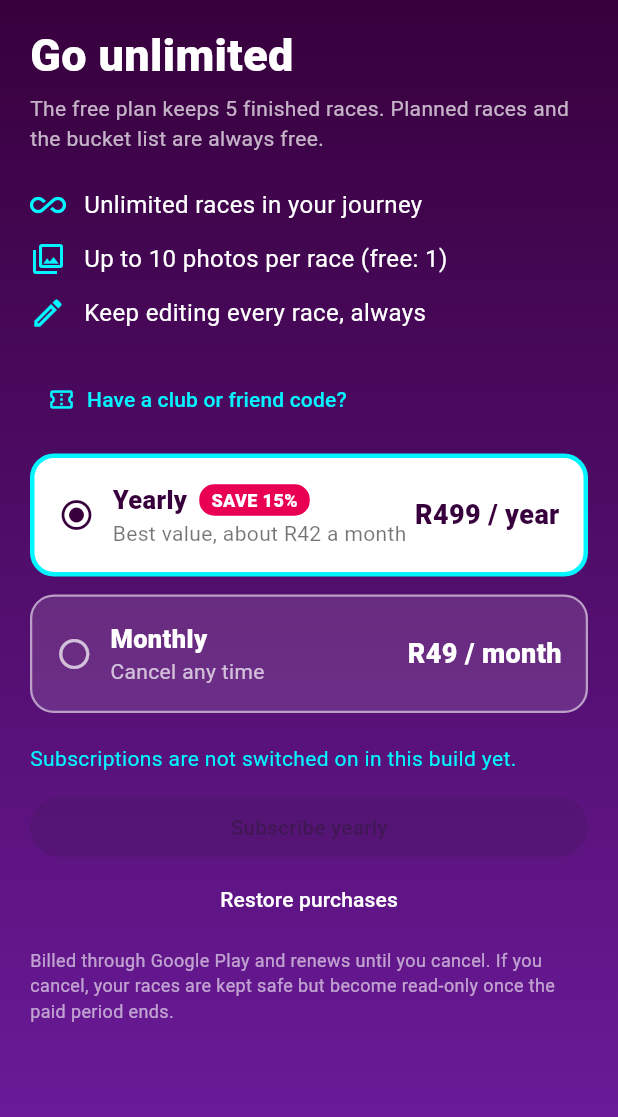
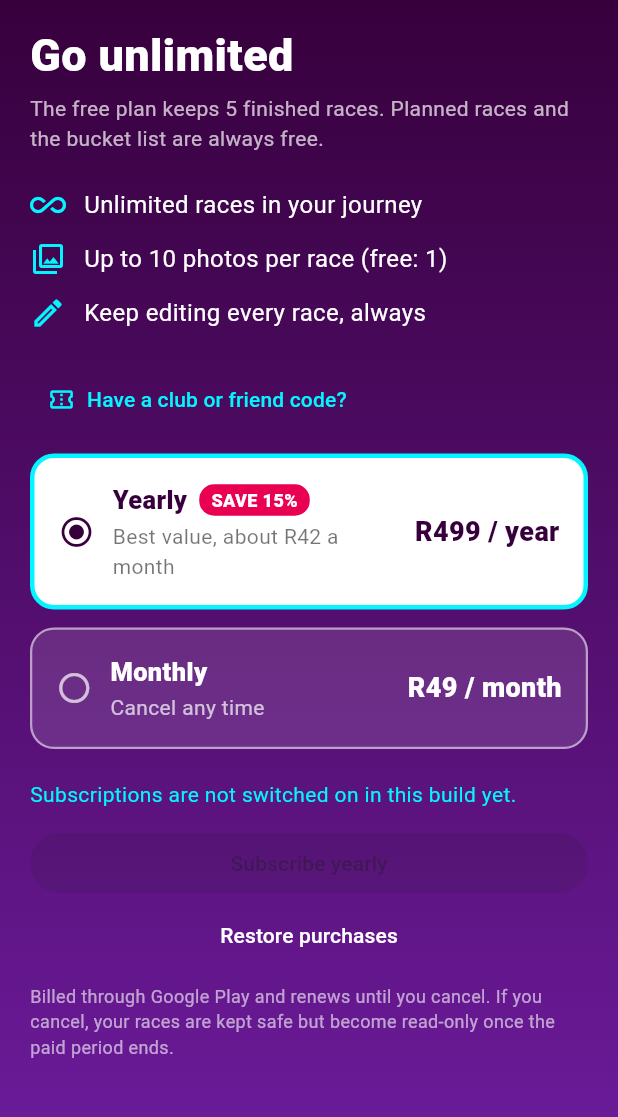
Before and after one commit to jpsmith594-builder/RunnersJourney, a Flutter app: the PaywallScreen screen opened directly, on a phone screen of 412 x 824 dp, the part 91-1208 px from its top. Run offline on Flutter 3.47's test engine with Material 3 defaults, Android fonts, the phone set to English and light mode, and no system bars; our stand-ins replace flutter_map, image_picker, latlong2, sentry_flutter, share_plus, shared_preferences and 1 more; missing offline and left inert: maplibre_gl, purchases_flutter; accounts and stored records are empty.

Commit message:
Paywall: fix plan row overlap; show the reason when the store cannot load
Co-Authored-By: Claude Sonnet 5.5 <noreply@anthropic.com>
Claude-Session: https://claude.ai/code/session_01PDyqJjHb4fFA6qNThxSnif

```diff
--- a/lib/features/subscription/paywall_screen.dart
+++ b/lib/features/subscription/paywall_screen.dart
@@ -69,14 +69,17 @@ class _PaywallScreenState extends State<PaywallScreen> {
               child: Column(
                 crossAxisAlignment: CrossAxisAlignment.start,
                 children: [
-                  Row(children: [
+                  Wrap(
+                    crossAxisAlignment: WrapCrossAlignment.center,
+                    spacing: 8,
+                    runSpacing: 4,
+                    children: [
                     Text(title,
                         style: TextStyle(
                             fontWeight: FontWeight.w800,
                             fontSize: 17,
                             color: selected ? AppTheme.purple : Colors.white)),
                     if (badge != null) ...[
-                      const SizedBox(width: 8),
                       Container(
                         padding: const EdgeInsets.symmetric(
                             horizontal: 8, vertical: 2),
@@ -91,17 +94,28 @@ class _PaywallScreenState extends State<PaywallScreen> {
                       ),
                     ],
                   ]),
+                  const SizedBox(height: 2),
                   Text(note,
+                      softWrap: true,
                       style: TextStyle(
                           color: selected ? Colors.black54 : Colors.white70)),
                 ],
               ),
             ),
-            Text(price,
-                style: TextStyle(
-                    fontWeight: FontWeight.w800,
-                    fontSize: 18,
-                    color: selected ? AppTheme.purple : Colors.white)),
+            const SizedBox(width: 12),
+            ConstrainedBox(
+              constraints: const BoxConstraints(maxWidth: 110),
+              child: FittedBox(
+                fit: BoxFit.scaleDown,
+                alignment: Alignment.centerRight,
+                child: Text(price,
+                    maxLines: 1,
+                    style: TextStyle(
+                        fontWeight: FontWeight.w800,
+                        fontSize: 18,
+                        color: selected ? AppTheme.purple : Colors.white)),
+              ),
+            ),
           ],
         ),
       ),
--- a/lib/features/subscription/subscription_store.dart
+++ b/lib/features/subscription/subscription_store.dart
@@ -99,7 +99,12 @@ class SubscriptionStore extends ChangeNotifier {
       monthly = offerings.current?.monthly;
       yearly = offerings.current?.annual;
     } catch (e) {
-      message = 'The store is not available right now.';
+      // Keep the real reason so a tester can read it (and tell us).
+      final detail = e is PlatformException
+          ? (e.message ?? e.code)
+          : e.toString();
+      debugPrint('Store setup failed: $e');
+      message = 'The store is not available right now.\n$detail';
     }
     notifyListeners();
   }
```
